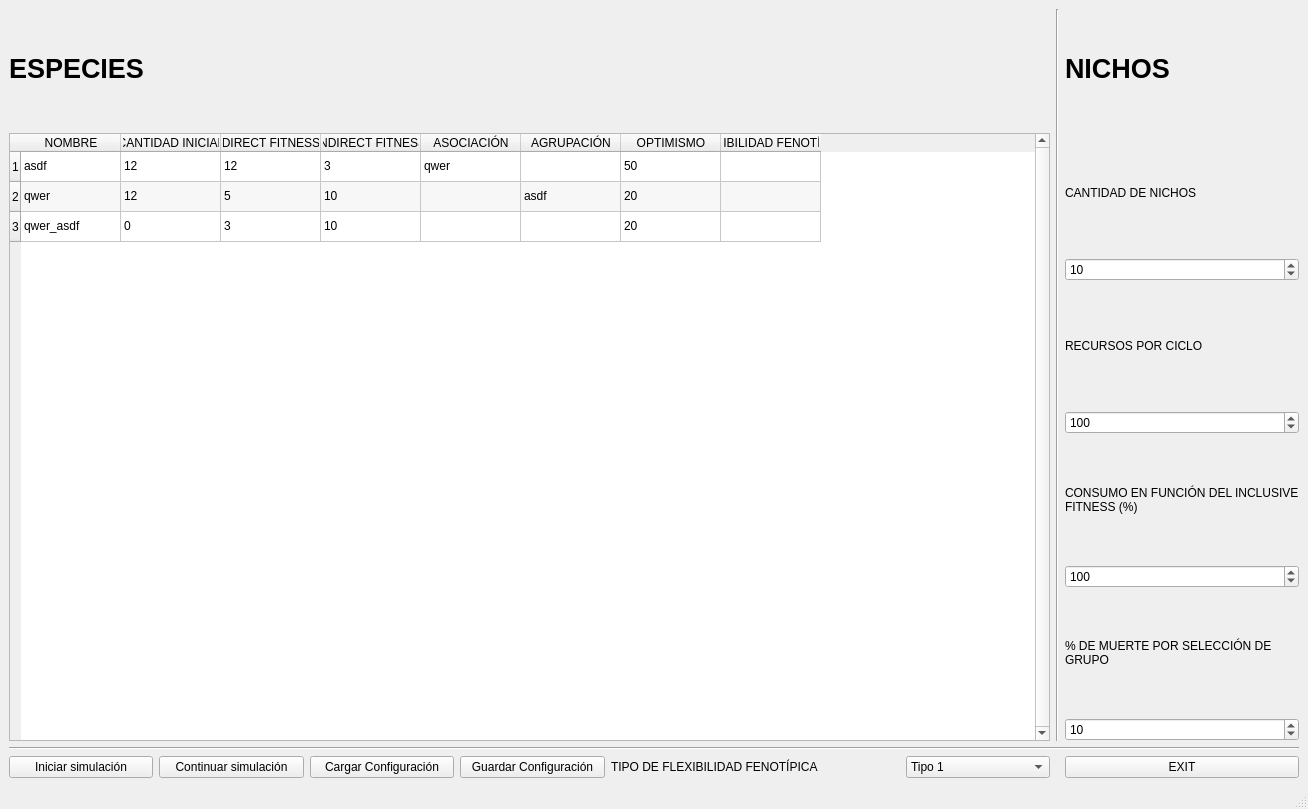
First picture: the form in AUTOMATA_CELULAR.ui, repository Charliek794/CA, before the edit.
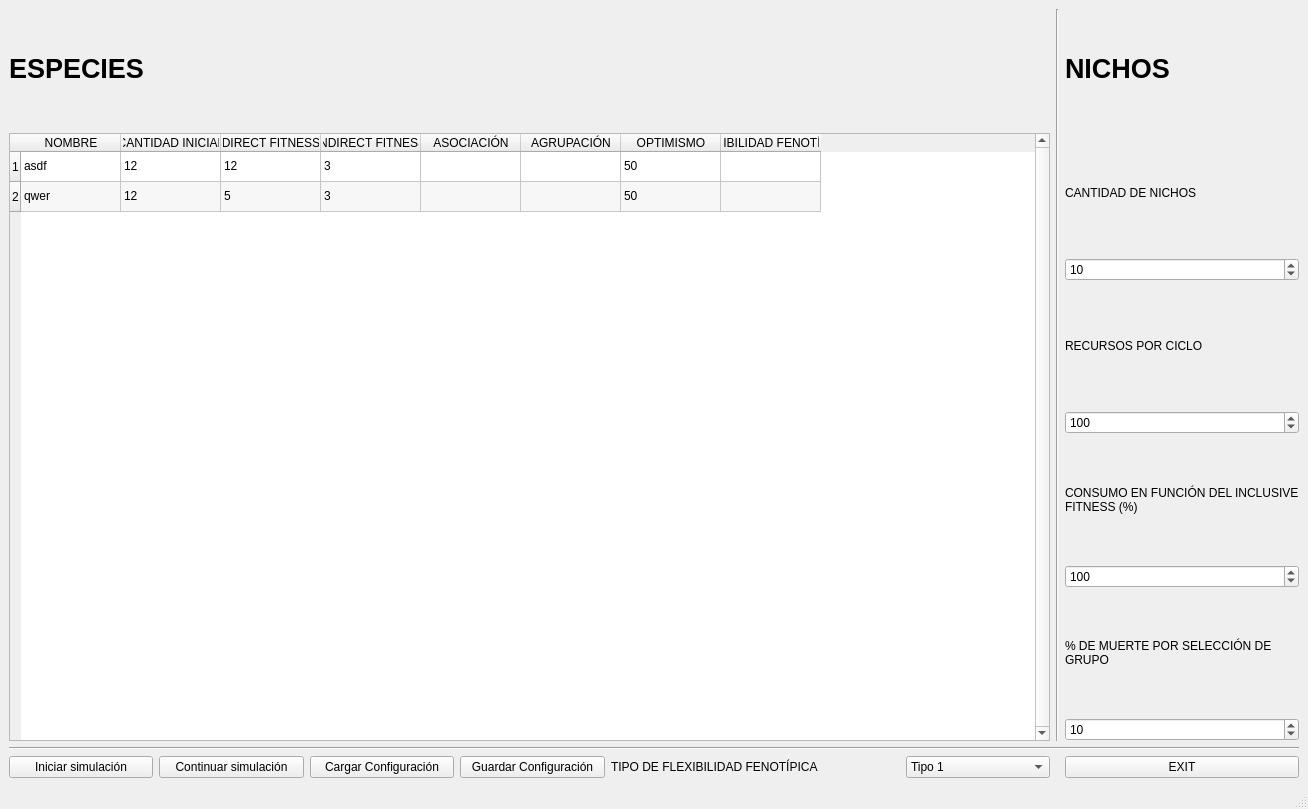
Second picture: the form after the edit.

Diff of the .ui file:
```diff
--- a/AUTOMATA_CELULAR.ui
+++ b/AUTOMATA_CELULAR.ui
@@ -193,14 +193,13 @@
        <bool>true</bool>
       </property>
       <property name="rowCount">
-       <number>3</number>
+       <number>2</number>
       </property>
       <property name="columnCount">
        <number>8</number>
       </property>
       <row/>
       <row/>
-      <row/>
       <column>
        <property name="text">
         <string>NOMBRE</string>
@@ -263,7 +262,7 @@
       </item>
       <item row="0" column="4">
        <property name="text">
-        <string>qwer</string>
+        <string/>
        </property>
       </item>
       <item row="0" column="5">
@@ -298,7 +297,7 @@
       </item>
       <item row="1" column="3">
        <property name="text">
-        <string>10</string>
+        <string>3</string>
        </property>
       </item>
       <item row="1" column="4">
@@ -308,12 +307,12 @@
       </item>
       <item row="1" column="5">
        <property name="text">
-        <string>asdf</string>
+        <string/>
        </property>
       </item>
       <item row="1" column="6">
        <property name="text">
-        <string>20</string>
+        <string>50</string>
        </property>
       </item>
       <item row="1" column="7">
@@ -321,46 +320,6 @@
         <string/>
        </property>
       </item>
-      <item row="2" column="0">
-       <property name="text">
-        <string>qwer_asdf</string>
-       </property>
-      </item>
-      <item row="2" column="1">
-       <property name="text">
-        <string>0</string>
-       </property>
-      </item>
-      <item row="2" column="2">
-       <property name="text">
-        <string>3</string>
-       </property>
-      </item>
-      <item row="2" column="3">
-       <property name="text">
-        <string>10</string>
-       </property>
-      </item>
-      <item row="2" column="4">
-       <property name="text">
-        <string/>
-       </property>
-      </item>
-      <item row="2" column="5">
-       <property name="text">
-        <string/>
-       </property>
-      </item>
-      <item row="2" column="6">
-       <property name="text">
-        <string>20</string>
-       </property>
-      </item>
-      <item row="2" column="7">
-       <property name="text">
-        <string/>
-       </property>
-      </item>
      </widget>
     </item>
     <item row="10" column="8">
```
Left out of the diff: 2 changed lines with no effect on the pictures.
